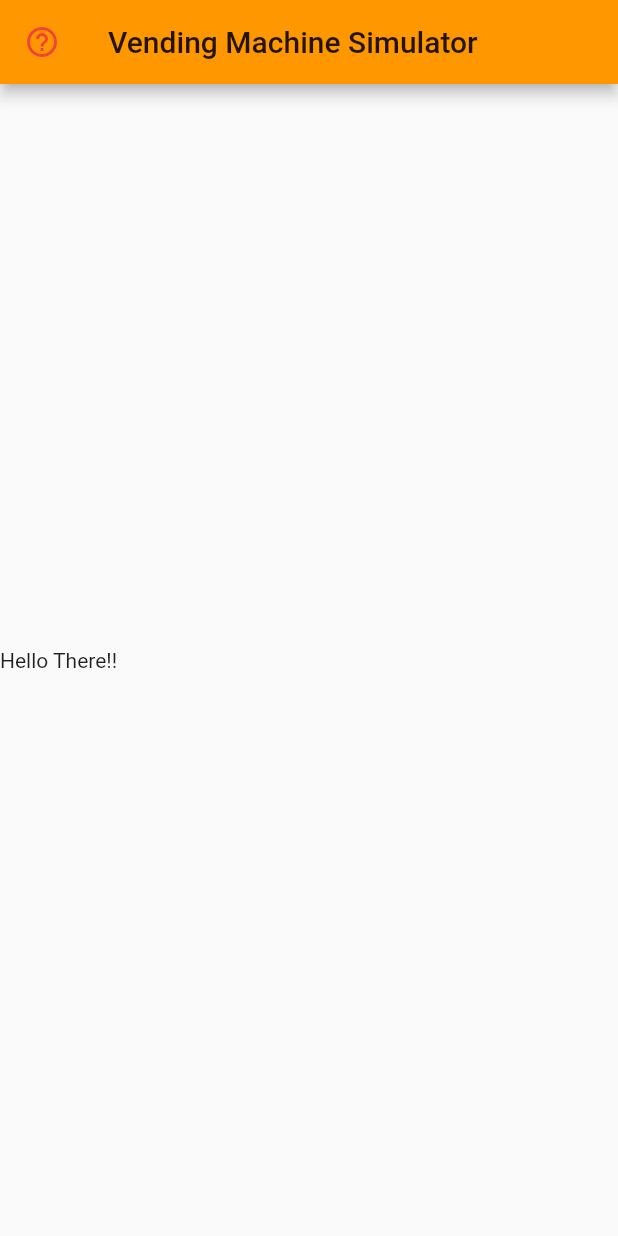
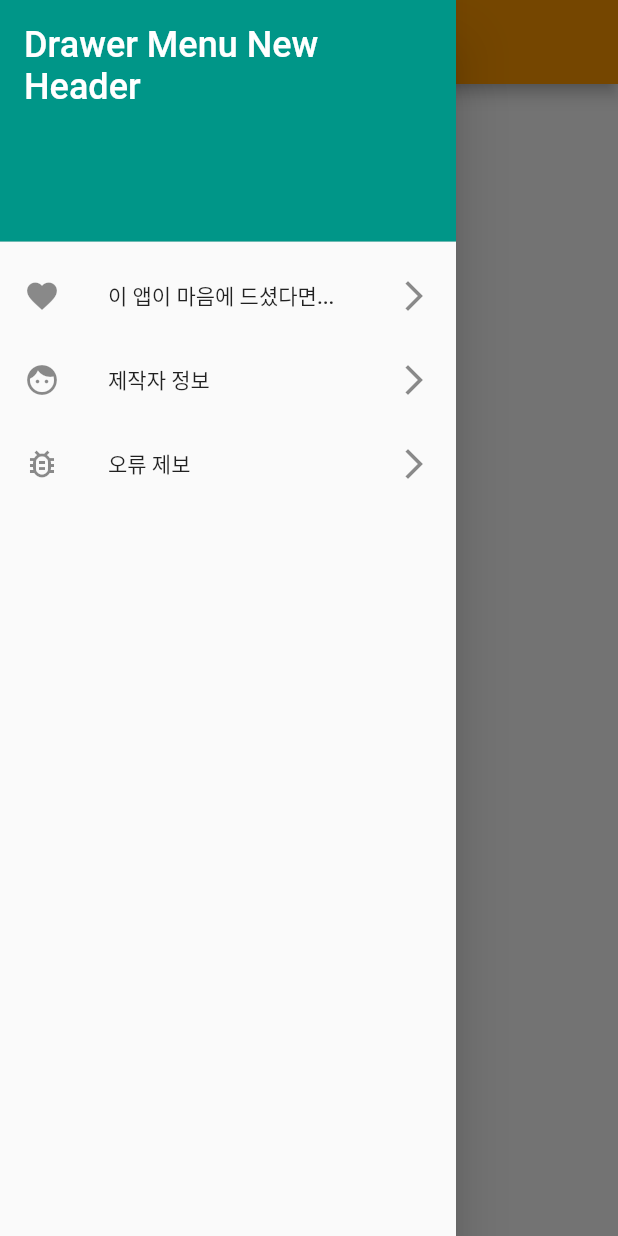
Before and after one commit to eunorek/vending_machine_simulator, a Flutter app: the screen it shows after launch, with the side drawer open (before the commit the screen has no drawer), on a phone screen of 412 x 824 dp. Run offline on Flutter 3.47's test engine with Material 2 defaults, Android fonts, the phone set to English and light mode, and no system bars.

Commit message:
fixed drawer

```diff
--- /dev/null
+++ b/lib/extra_info_drawer.dart
@@ -0,0 +1,53 @@
+import 'package:flutter/material.dart';
+
+class ExtraInfoDrawer {
+  Drawer _drawer = Drawer(
+    child: ListView(
+      children: const <Widget>[
+        DrawerHeader(
+          decoration: BoxDecoration(
+              color: Colors.teal
+          ),
+          child: Text(
+            'Drawer Menu New Header',
+            style: TextStyle(
+              color: Colors.white,
+              fontSize: 24,
+            ),
+          ),
+        ),
+        ListTile(
+          leading: Icon(
+              Icons.favorite
+          ),
+          title: Text('이 앱이 마음에 드셨다면...'),
+          trailing: Icon(
+              Icons.arrow_forward_ios
+          ),
+        ),
+        ListTile(
+          leading: Icon(
+              Icons.face
+          ),
+          title: Text('제작자 정보'),
+          trailing: Icon(
+              Icons.arrow_forward_ios
+          ),
+        ),
+        ListTile(
+          leading: Icon(
+              Icons.bug_report_outlined
+          ),
+          title: Text('오류 제보'),
+          trailing: Icon(
+              Icons.arrow_forward_ios
+          ),
+        ),
+      ],
+    ),
+  );
+
+  Drawer getExtraInfoDrawer(){
+    return _drawer;
+  }
+}
--- a/lib/main.dart
+++ b/lib/main.dart
@@ -1,4 +1,6 @@
 import 'package:flutter/material.dart';
+
+import 'extra_info_drawer.dart';
 
 void main() {
   runApp(MyApp());
@@ -23,85 +25,23 @@ class FrontPage extends StatelessWidget {
   Widget build(BuildContext context) {
     return Scaffold(
       appBar: AppBar(
-        leading: IconButton(
-          icon: Icon(
-              Icons.help_outline,
-              color: Colors.red
-          ),
-          onPressed: (){
-            _drawHelpMenu(context);
-            },
-        ),
-        title: Text('Vending Machine Simulator'),
+        title: Text('Front Page'),
       ),
       body: Container(
         child: Row(
           children: <Widget>[
             Center(
-              child: Text('Hello There!!')
+                child: Text('Hello There!!')
             ),
           ],
         ),
-      )
+      ),
+      drawer: getExtraInfoDrawer()
     );
   }
 
-
-
-  void _drawHelpMenu(BuildContext context) {
-    Navigator.of(context).push(
-      MaterialPageRoute<void>(
-          builder: (BuildContext context){
-            return Scaffold(
-              appBar: AppBar(),
-              drawer: Drawer(
-                child: ListView(
-                  children: const <Widget>[
-                    DrawerHeader(
-                      decoration: BoxDecoration(
-                        color: Colors.teal
-                      ),
-                      child: Text(
-                          'Drawer Menu New Header',
-                          style: TextStyle(
-                            color: Colors.white,
-                            fontSize: 24,
-                          ),
-                      ),
-                    ),
-                    ListTile(
-                      leading: Icon(
-                        Icons.favorite
-                      ),
-                      title: Text('이 앱이 마음에 드셨다면...'),
-                      trailing: Icon(
-                        Icons.arrow_forward_ios
-                      ),
-                    ),
-                    ListTile(
-                      leading: Icon(
-                          Icons.face
-                      ),
-                      title: Text('제작자 정보'),
-                      trailing: Icon(
-                          Icons.arrow_forward_ios
-                      ),
-                    ),
-                    ListTile(
-                      leading: Icon(
-                          Icons.bug_report_outlined
-                      ),
-                      title: Text('오류 제보'),
-                      trailing: Icon(
-                          Icons.arrow_forward_ios
-                      ),
-                    ),
-                  ],
-                ),
-              ),
-            );
-          }
-      )
-    );
+  Drawer getExtraInfoDrawer() {
+    ExtraInfoDrawer extraInfoDrawer = new ExtraInfoDrawer();
+    return extraInfoDrawer.getExtraInfoDrawer();
   }
 }
```
Also changed, not shown: lib/vending_machine.dart (+12 -0 lines), 1 other file.
